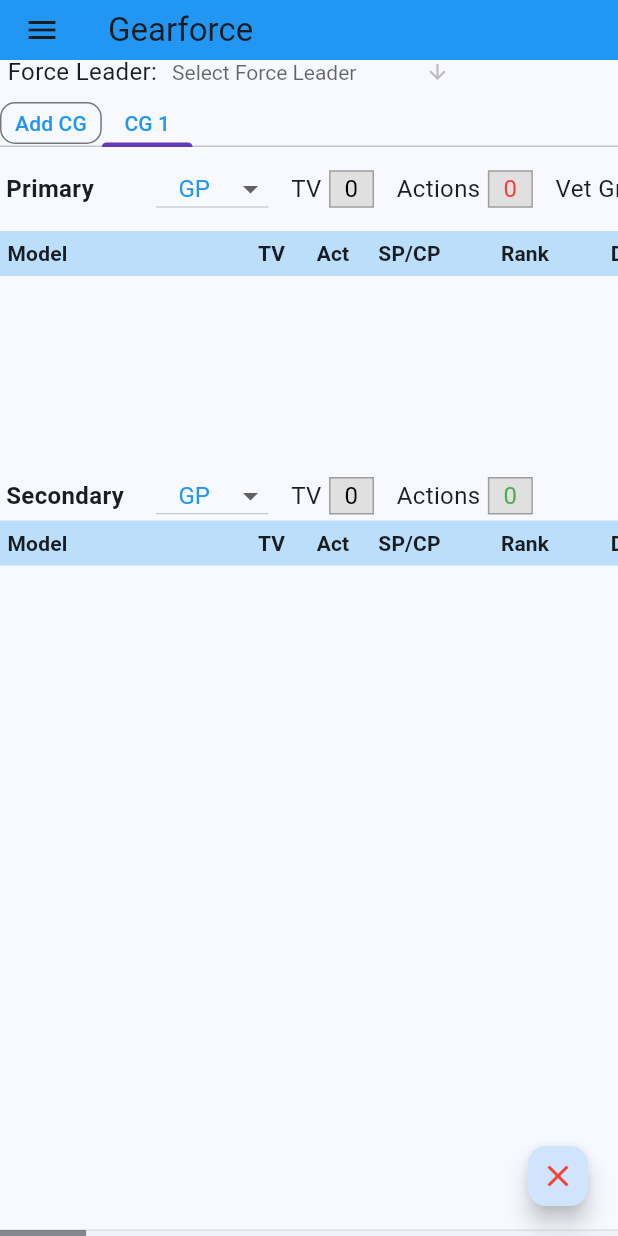
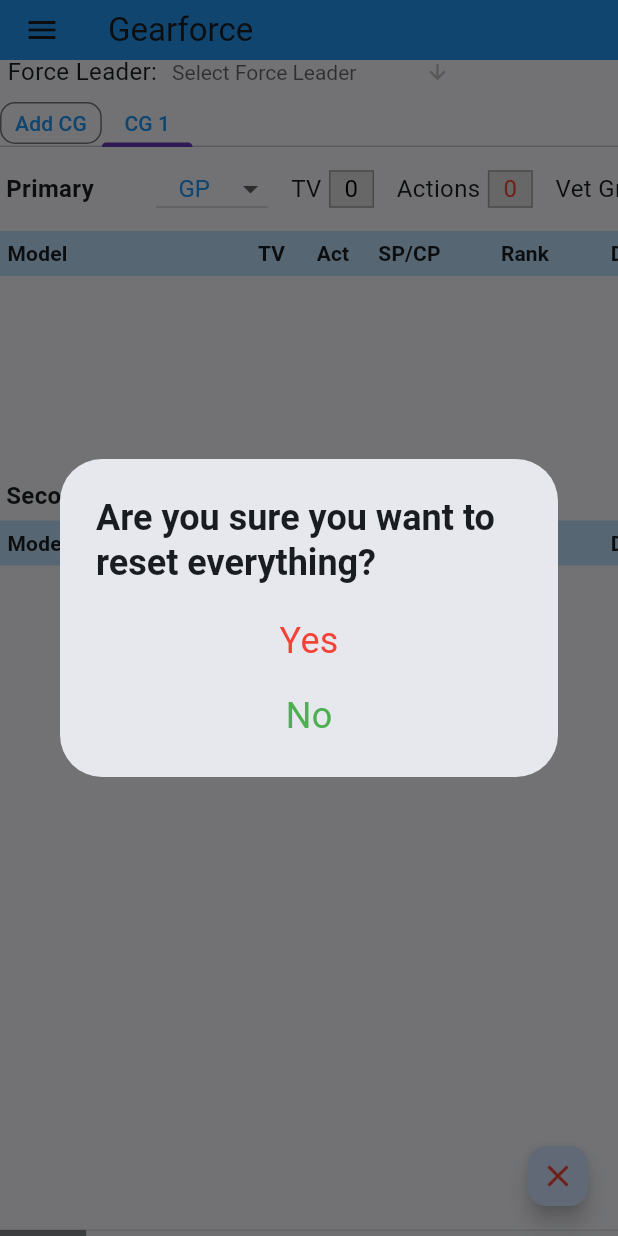
Before and after one commit to Ariemeth/gearforce-flutter, a Flutter app: the screen it shows after launch, scrolled down 216 dp, after a tap on the "clear" icon, on a phone screen of 412 x 824 dp. Run offline on Flutter 3.47's test engine with Material 3 defaults, Android fonts, the phone set to English and light mode, and no system bars; our stand-ins replace pdf, printing; missing offline and left inert: file_selector.

Commit message:
Add a confirmation dialog when reseting the roster

```diff
--- a/lib/screens/roster/roster.dart
+++ b/lib/screens/roster/roster.dart
@@ -11,6 +11,7 @@ import 'package:gearforce/screens/roster/roster_display.dart';
 import 'package:gearforce/screens/roster/show_roster_id.dart';
 import 'package:gearforce/screens/unitSelector/unit_selection.dart';
 import 'package:gearforce/widgets/api/api_service.dart';
+import 'package:gearforce/widgets/confirmation_dialog.dart';
 import 'package:gearforce/widgets/roster_id.dart';
 import 'package:provider/provider.dart';
 import 'package:url_launcher/url_launcher_string.dart';
@@ -18,7 +19,7 @@ import 'package:url_launcher/url_launcher_string.dart';
 const double _leftPanelWidth = 670.0;
 const double _titleHeight = 40.0;
 const double _menuTitleHeight = 50.0;
-const String _version = '1.0.8';
+const String _version = '1.1.0';
 const String _bugEmailAddress = 'gearforce@metadiversions.com';
 const String _dp9URL = 'https://www.dp9.com/';
 const String _sourceCodeURL = 'https://github.com/Ariemeth/gearforce-flutter';
@@ -322,9 +323,23 @@ class _RosterWidgetState extends State<RosterWidget> {
         foregroundColor: Colors.red,
         mini: true,
         onPressed: () {
-          setState(() {
-            roster.copyFrom(UnitRoster(data));
-          });
+          showDialog(
+            context: context,
+            builder: (BuildContext context) {
+              return ConfirmationDialog(
+                text: 'Are you sure you want to reset everything?',
+                onOptionSelected: (result) {
+                  if (result == ConfirmationResult.Yes) {
+                    setState(
+                      () {
+                        roster.copyFrom(UnitRoster(data));
+                      },
+                    );
+                  }
+                },
+              );
+            },
+          );
         },
         tooltip: 'Reset roster',
       ),
--- /dev/null
+++ b/lib/widgets/confirmation_dialog.dart
@@ -0,0 +1,53 @@
+import 'package:flutter/material.dart';
+
+class ConfirmationDialog extends StatelessWidget {
+  final String text;
+  final void Function(ConfirmationResult) onOptionSelected;
+
+  const ConfirmationDialog({
+    required this.text,
+    required this.onOptionSelected,
+  });
+
+  @override
+  Widget build(BuildContext context) {
+    return SimpleDialog(
+      title: Column(
+        children: [
+          Text(
+            text,
+            style: TextStyle(fontSize: 24, fontWeight: FontWeight.bold),
+          ),
+        ],
+      ),
+      children: [
+        SimpleDialogOption(
+          onPressed: () {
+            onOptionSelected(ConfirmationResult.Yes);
+            Navigator.pop(context);
+          },
+          child: Center(
+            child: Text(
+              'Yes',
+              style: TextStyle(fontSize: 24, color: Colors.red),
+            ),
+          ),
+        ),
+        SimpleDialogOption(
+          onPressed: () {
+            onOptionSelected(ConfirmationResult.No);
+            Navigator.pop(context);
+          },
+          child: Center(
+            child: Text(
+              'No',
+              style: TextStyle(fontSize: 24, color: Colors.green),
+            ),
+          ),
+        ),
+      ],
+    );
+  }
+}
+
+enum ConfirmationResult { Yes, No }
--- a/pubspec.yaml
+++ b/pubspec.yaml
@@ -16,7 +16,7 @@ publish_to: "none" # Remove this line if you wish to publish to pub.dev
 # Read more about iOS versioning at
 # https://developer.apple.com/library/archive/documentation/General/Reference/InfoPlistKeyReference/Articles/CoreFoundationKeys.html
 
-version: 1.0.8
+version: 1.1.0
 environment:
   sdk: ">=3.0.0"
 
```
